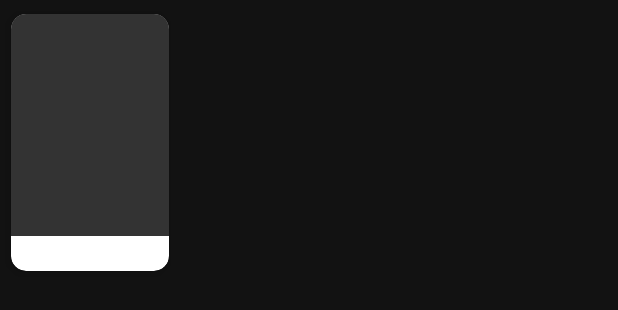
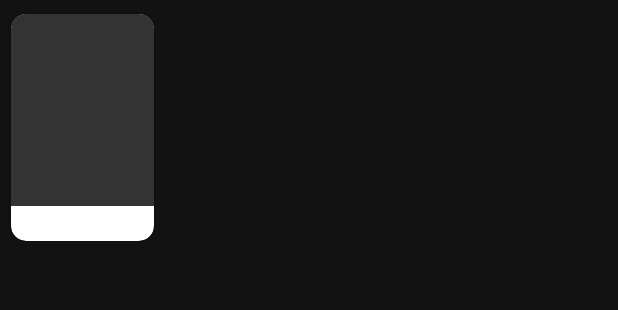
Before and after one commit to leogracas34-gif/APK-ADICIONADOS-RECENTEMENTE, an Android app: the layout item_recent.xml on its own in the app's theme, with its tools: preview values and no code run, on a phone screen of 412 x 824 dp. Shown: the top 310 px of the screen. Run offline under Robolectric (Android 15) with nearby library versions, the phone set to English and light mode, and no system bars.

Commit message:
item_recent.xml

```diff
--- a/app/src/main/res/layout/item_recent.xml
+++ b/app/src/main/res/layout/item_recent.xml
@@ -1,8 +1,8 @@
 <?xml version="1.0" encoding="utf-8"?>
 <androidx.cardview.widget.CardView xmlns:android="http://schemas.android.com/apk/res/android"
     xmlns:app="http://schemas.android.com/apk/res-auto"
-    android:layout_width="120dp"
-    android:layout_height="190dp"
+    android:layout_width="110dp"
+    android:layout_height="170dp"
     android:layout_marginEnd="8dp"
     app:cardCornerRadius="10dp"
     app:cardUseCompatPadding="true"
```
